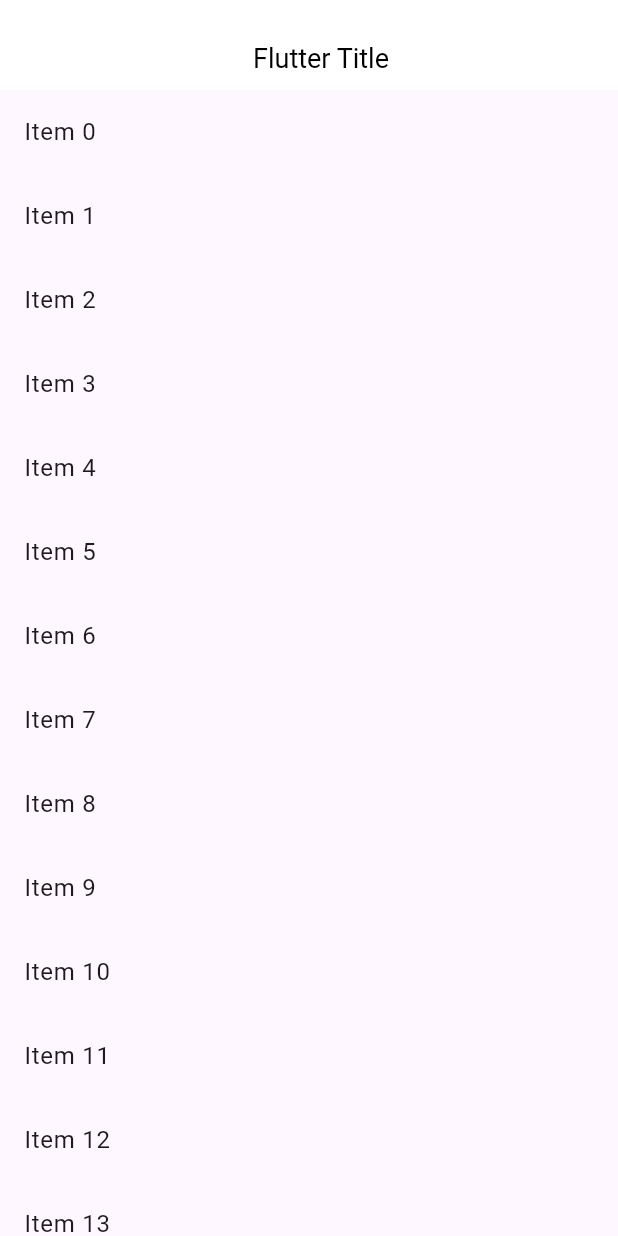
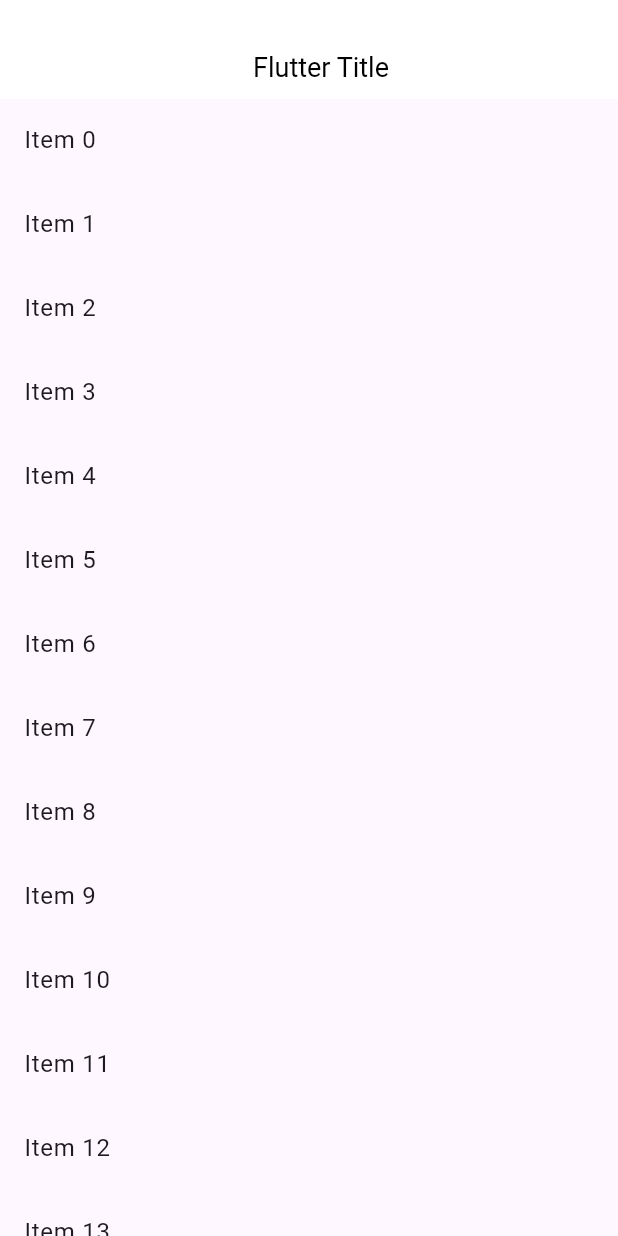
Before and after one commit to muhammadarslannasr/pagination_with_multiple_list_scroll_to_top_flutter_app, a Flutter app: the SliverAppBarScreen screen opened directly, on a phone screen of 412 x 824 dp. Run offline on Flutter 3.47's test engine with Material 3 defaults, Android fonts, the phone set to English and light mode, and no system bars; our stand-ins replace responsive_sizer.

Commit message:
thanks nouman

```diff
--- a/lib/main.dart
+++ b/lib/main.dart
@@ -1,6 +1,6 @@
 import 'package:flutter/material.dart';
-import 'package:flutter_mixup_tries_project/multiple_list_pagination_screen.dart';
-import 'package:flutter_mixup_tries_project/sliver_app_bar_screen.dart';
+import 'package:flutter_mixup_tries_project/aligned_column_inner_row.dart';
+import 'package:responsive_sizer/responsive_sizer.dart';
 
 void main() {
   runApp(const MyApp());
@@ -11,6 +11,7 @@ class MyApp extends StatelessWidget {
 
   @override
   Widget build(BuildContext context) {
+    return ResponsiveSizer(builder: (context, orientation, screenType) {
       return MaterialApp(
         title: 'Flutter Demo',
         theme: ThemeData(
@@ -18,7 +19,9 @@ class MyApp extends StatelessWidget {
           useMaterial3: true,
         ),
         // home: const MultipleListPaginationScreen(),
-      home: const SliverAppBarScreen(),
+        // home: const SliverAppBarScreen(),
+        home: const AlignedColumnInnerRow(),
       );
+    });
   }
 }
--- a/lib/sliver_app_bar_screen.dart
+++ b/lib/sliver_app_bar_screen.dart
@@ -1,4 +1,5 @@
 import 'package:flutter/material.dart';
+import 'package:responsive_sizer/responsive_sizer.dart';
 
 class SliverAppBarScreen extends StatefulWidget {
   const SliverAppBarScreen({super.key});
@@ -12,25 +13,28 @@ class _SliverAppBarScreenState extends State<SliverAppBarScreen> {
 
   @override
   Widget build(BuildContext context) {
+    double height = MediaQuery.of(context).size.height;
     return Scaffold(
       body: CustomScrollView(
         slivers: [
           SliverAppBar(
-            scrolledUnderElevation: 0,
             automaticallyImplyLeading: false,
-            toolbarHeight: 25,
+            toolbarHeight: 2.h,
+            scrolledUnderElevation: 0.0,
             elevation: 0,
             pinned: true,
             floating: true,
-            collapsedHeight: 40,
-            expandedHeight: 60,
+            collapsedHeight: 5.h,
+            expandedHeight: 8.h,
             flexibleSpace: LayoutBuilder(
                 builder: (BuildContext context, BoxConstraints constraints) {
               top = constraints.biggest.height;
+              print(top.toString());
+              print('Height: ${10.h}');
               return FlexibleSpaceBar(
-                centerTitle: top > 85 ? false : true,
-                titlePadding: const EdgeInsets.only(left: 16, bottom: 10),
-                title: const Text(
+                centerTitle: top > 12.h ? false : true,
+                titlePadding: EdgeInsets.only(left: 16, bottom: 10),
+                title: Text(
                   "Flutter Title",
                   style: TextStyle(
                     color: Colors.black,
@@ -43,14 +47,6 @@ class _SliverAppBarScreenState extends State<SliverAppBarScreen> {
               );
             }),
           ),
-          // SliverToBoxAdapter(
-          //   child: Container(
-          //     height: 1000,
-          //     color: Colors.blue,
-          //     child: Center(child: Text("Gridview")),
-          //   ),
-          // ),
-
           SliverList(
             delegate: SliverChildBuilderDelegate(
               (BuildContext context, int index) {
--- a/pubspec.yaml
+++ b/pubspec.yaml
@@ -35,6 +35,7 @@ dependencies:
   flutter_bloc: ^8.1.3
   http: ^1.1.2
   internet_connection_checker: ^1.0.0+1
+  responsive_sizer: ^3.2.0
 
   # The following adds the Cupertino Icons font to your application.
   # Use with the CupertinoIcons class for iOS style icons.
```
Also changed, not shown: pubspec.lock. Lines whose indentation alone changed are shown as unchanged.
